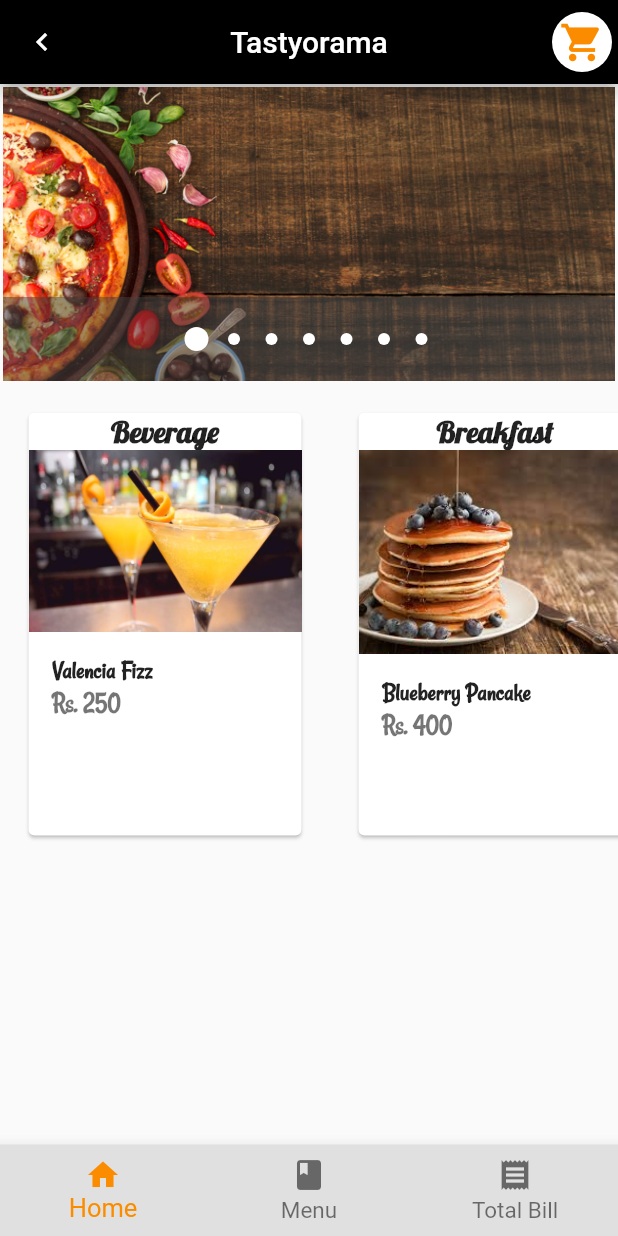
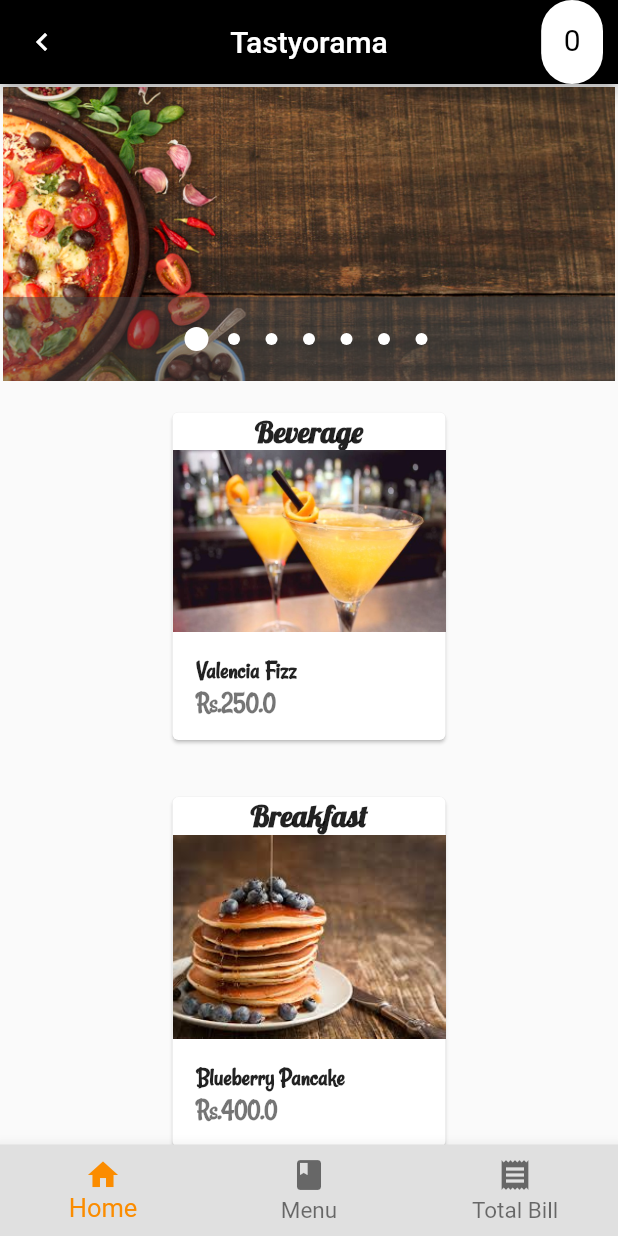
Before and after one commit to 20bvsa56/FYP, a Flutter app: the screen it shows after launch, after a tap on "Proceed", on a phone screen of 412 x 824 dp. Run offline on Flutter 3.47's test engine with Material 2 defaults, Android fonts, the phone set to English and light mode, and no system bars; drawn by our look-alikes of carousel_pro; our stand-ins replace rxdart; missing offline and left inert: bloc_pattern.

Commit message:
proper code settlement but listview left to do

```diff
--- /dev/null
+++ b/lib/Cart/specialFoodItem.dart
@@ -0,0 +1,70 @@
+import 'package:flutter/cupertino.dart';
+
+SpecialFoodItemList sfoodItemList= SpecialFoodItemList(specialFoodItems: [
+SpecialFoodItem(
+  sid: 1,
+  stitle:'Beverage',
+  sname:'Valencia Fizz',
+  sprice:'Rs.250.0',
+  simage:'images/ValenciaFizz.jpg',
+),
+SpecialFoodItem(
+  sid: 2,
+  stitle:'Breakfast',
+  sname:'Blueberry Pancake',
+  sprice:'Rs.400.0',
+  simage:'images/pancake.jpg',
+),
+SpecialFoodItem(
+  sid: 3,
+  stitle:'Lunch',
+  sname:'Bacon Double Cheeseburger Grilled Cheese Sandwich',
+  sprice:'Rs.320',
+  simage:'images/bacon_cheese.jpg',
+),
+SpecialFoodItem(
+  sid: 4,
+  stitle:'Dinner',
+  sname:'Nepali Thakali Khana Set',
+  sprice:'Rs.400',
+  simage:'images/thakali.jpg',
+),
+]);
+
+class SpecialFoodItemList{
+//single member variable
+List<SpecialFoodItem> specialFoodItems;
+
+SpecialFoodItemList({
+  @required this.specialFoodItems
+});
+}
+
+class SpecialFoodItem{
+  int sid;
+  String stitle;
+  String sname;
+  String sprice;
+  String simage;
+  int squantity;
+
+//creating constructor and initializing the variables.
+  SpecialFoodItem({
+    @required this.sid,
+    @required this.stitle,
+    @required this.sname,
+    @required this.sprice,
+    @required this.simage,
+
+    this.squantity=1//initializing quantity myself
+  });
+
+  //liberty to increase or decrease quantity
+  void specialIncrementQuantity(){
+    this.squantity=this.squantity + 1;
+  }
+
+  void specialDecrementQuantity(){
+    this.squantity=this.squantity - 1;
+  }
+}
--- a/lib/MenuGroup/appbar.dart
+++ b/lib/MenuGroup/appbar.dart
@@ -3,11 +3,30 @@ import 'package:flutter/material.dart';
 class MyAppBar extends AppBar{
   MyAppBar({Key key, Widget title, Widget leading}): super(key:key, title:title,  leading:leading, backgroundColor: Colors.black, centerTitle:true,
     actions:<Widget>[
-      new FloatingActionButton(
-        child: Icon(Icons.shopping_cart,color: Colors.orange[600], size: 30,),
-        backgroundColor: Colors.white,
-        mini: true,
-        onPressed: (){},
+      GestureDetector(
+        onTap: (){
+
+        },
+          child: Container(
+          margin: EdgeInsets.only(right:10),
+          child: Text('0',
+          style: TextStyle(
+            color:Colors.black,
+            fontSize: 20,
+          ) ),
+          padding: EdgeInsets.all(15),
+          decoration: BoxDecoration(
+            color: Colors.white,
+            borderRadius: BorderRadius.circular(50),
+          ),
+        ),
       ),
   ]);
 }
+
+      // new FloatingActionButton(
+      //   child: Icon(Icons.shopping_cart,color: Colors.orange[600], size: 30,),
+      //   backgroundColor: Colors.white,
+      //   mini: true,
+      //   onPressed: (){},
+      // ),
--- a/lib/Specials/specialcategory.dart
+++ b/lib/Specials/specialcategory.dart
@@ -1,4 +1,5 @@
 import 'package:flutter/material.dart';
+import 'package:menu_app/Cart/specialFoodItem.dart';
 import 'package:menu_app/MenuGroup/imagecarousel.dart';
 
 
@@ -19,11 +20,94 @@ class _SpecialCategoryState extends State<SpecialCategory> {
           children: <Widget>[
             ImageCarousel(),
             //searchBar(),
-            categories(),
+            // categories(),
+            for (var specialFoodItem in sfoodItemList.specialFoodItems)//loop through every food items present in the list
+              SpecialItemContainer(specialFoodItem : specialFoodItem)
+
           ],
         ),
       ),
     );
+  }
+}
+
+class SpecialItemContainer extends StatelessWidget {
+  //const SpecialItemContainer({Key key}) : super(key: key);
+  final SpecialFoodItem specialFoodItem;
+
+  SpecialItemContainer({@required this.specialFoodItem});
+  @override
+  Widget build(BuildContext context) {
+    return GestureDetector(
+      onTap: (){},
+      child: SpecialItems(
+        specialTitle: specialFoodItem.stitle,
+        specialName: specialFoodItem.sname,
+        specialImage: specialFoodItem.simage,
+        specialPrice: specialFoodItem.sprice,
+      ),
+    );
+  }
+}
+
+class SpecialItems extends StatelessWidget {
+  // const SpecialItems({Key key}) : super(key: key);
+
+  SpecialItems({
+    @required this.specialImage,
+    @required this.specialName,
+    @required this.specialPrice,
+    @required this.specialTitle,
+  });
+
+  final String specialTitle;
+  final String specialName;
+  final String specialImage;
+  final String specialPrice;
+
+  @override
+  Widget build(BuildContext context) {
+     return Container(
+              margin: EdgeInsets.all(10),
+              padding: EdgeInsets.all(5),
+              width: 200.0,
+
+               child: Card(
+                 child: Wrap(
+                   children: <Widget>[
+
+                    Center(child:Text(specialTitle,
+                     style:TextStyle(
+                          fontFamily: 'Lobster-Regular',
+                          fontWeight: FontWeight.bold,
+                          fontSize: 20.0,
+                       ),
+                      ),
+                     ),
+
+                     Image.asset(specialImage, fit: BoxFit.cover),
+
+                     ListTile(
+                       title: Text(specialName,
+                       style: TextStyle(
+                          fontFamily: 'Rancho-Regular',
+                          fontWeight: FontWeight.bold,
+                          fontSize: 17.0,
+                       ),
+                       ),
+                       subtitle: Text(specialPrice,
+                       style:TextStyle(
+                          fontFamily: 'Rancho-Regular',
+                          fontWeight: FontWeight.bold,
+                          fontSize: 18.0,
+                       ),
+                       ),
+
+                     ),
+                   ],
+                 ),
+               )
+            );
   }
 }
 
@@ -46,97 +130,58 @@ Widget searchBar(){
   );
 }
 
-class CategoryListItem  extends StatelessWidget {
-  //creating member variables
-  final String categoryTitle;
-  final String categoryImage;
-  final String categoryName;
-  final String categoryPrice;
+// class CategoryListItem  extends StatelessWidget {
+//   //creating member variables
+//   final String categoryTitle;
+//   final String categoryImage;
+//   final String categoryName;
+//   final String categoryPrice;
 
 
-    CategoryListItem({
-     this.categoryName,
-     this.categoryImage,
-     this.categoryPrice,
-     this.categoryTitle,
+//     CategoryListItem({
+//      this.categoryName,
+//      this.categoryImage,
+//      this.categoryPrice,
+//      this.categoryTitle,
 
-  });
+//   });
 
-  @override
-  Widget build(BuildContext context) {
-    return Container(
-              margin: EdgeInsets.all(10),
-              padding: EdgeInsets.all(5),
-              width: 200.0,
-               child: Card(
-                 child: Wrap(
-                   children: <Widget>[
-                    Center(child:Text(categoryTitle,
-                     style:TextStyle(
-                          fontFamily: 'Lobster-Regular',
-                          fontWeight: FontWeight.bold,
-                          fontSize: 20.0,
-                       ),
-                      ),
-                     ),
+//   @override
+//   Widget build(BuildContext context) {
 
-                     Image.asset(categoryImage, fit: BoxFit.cover),
+// }
 
-                     ListTile(
-                       title: Text(categoryName,
-                       style: TextStyle(
-                          fontFamily: 'Rancho-Regular',
-                          fontWeight: FontWeight.bold,
-                          fontSize: 17.0,
-                       ),
-                       ),
-                       subtitle: Text(categoryPrice,
-                       style:TextStyle(
-                          fontFamily: 'Rancho-Regular',
-                          fontWeight: FontWeight.bold,
-                          fontSize: 18.0,
-                       ),
-                       ),
-
-                     ),
-                   ],
-                 ),
-               )
-            );
-  }
-}
-
-Widget categories(){
-  return Container(
-    height: 320,
-    child: ListView(
-      scrollDirection: Axis.horizontal,
-      children:<Widget>[
-        CategoryListItem(//custom widget
-          categoryTitle: 'Beverage',
-          categoryName: 'Valencia Fizz',
-          categoryPrice: 'Rs. 250',
-          categoryImage: 'images/ValenciaFizz.jpg',
-        ),
-        CategoryListItem(
-          categoryTitle: 'Breakfast',
-          categoryName: 'Blueberry Pancake',
-          categoryPrice: 'Rs. 400',
-          categoryImage: 'images/pancake.jpg',
-        ),
-         CategoryListItem(//custom widget
-          categoryTitle: 'Lunch',
-          categoryName: 'Bacon Double Cheeseburger Grilled Cheese Sandwich',
-          categoryPrice: 'Rs. 320',
-          categoryImage: 'images/bacon_cheese.jpg',
-        ),
-         CategoryListItem(//custom widget
-          categoryTitle: 'Dinner',
-          categoryName: 'Nepali Thakali Khana Set',
-          categoryPrice: 'Rs. 400',
-          categoryImage: 'images/thakali.jpg',
-        ),
-      ],
-    ),
-  );
-}
+// Widget categories(){
+//   return Container(
+//     height: 320,
+//     child: ListView(
+//       scrollDirection: Axis.horizontal,
+//       children:<Widget>[
+//         CategoryListItem(//custom widget
+//           categoryTitle: 'Beverage',
+//           categoryName: 'Valencia Fizz',
+//           categoryPrice: 'Rs. 250',
+//           categoryImage: 'images/ValenciaFizz.jpg',
+//         ),
+//         CategoryListItem(
+//           categoryTitle: 'Breakfast',
+//           categoryName: 'Blueberry Pancake',
+//           categoryPrice: 'Rs. 400',
+//           categoryImage: 'images/pancake.jpg',
+//         ),
+//          CategoryListItem(//custom widget
+//           categoryTitle: 'Lunch',
+//           categoryName: 'Bacon Double Cheeseburger Grilled Cheese Sandwich',
+//           categoryPrice: 'Rs. 320',
+//           categoryImage: 'images/bacon_cheese.jpg',
+//         ),
+//          CategoryListItem(//custom widget
+//           categoryTitle: 'Dinner',
+//           categoryName: 'Nepali Thakali Khana Set',
+//           categoryPrice: 'Rs. 400',
+//           categoryImage: 'images/thakali.jpg',
+//         ),
+//       ],
+//     ),
+//   );
+// }
--- a/lib/bloc/cartListBloc.dart
+++ b/lib/bloc/cartListBloc.dart
@@ -7,7 +7,7 @@ import 'package:rxdart/rxdart.dart'; // adds additional capabilities to Dart Str
 class CartListBloc extends BlocBase{
   CartListBloc();
 
-  CartProvider provider= CartProvider();
+  CartProvider provider= CartProvider();//initalizing cart provider class
   var _listController = BehaviorSubject<List<FoodItem>>.seeded([]);//default starting value for the stream
   //output
   Stream<List<FoodItem>> get listStream => _listController.stream;
@@ -21,6 +21,7 @@ addToList(FoodItem foodItem){
   listSink.add(provider.addToList(foodItem));
 }
 
+//method to remove food items from the list
 removeFromList(FoodItem foodItem){
   listSink.add(provider.removeFromList(foodItem));
 }
--- a/lib/bloc/provider.dart
+++ b/lib/bloc/provider.dart
@@ -2,15 +2,17 @@ import 'package:menu_app/Cart/foodItem.dart';
 
 
 class CartProvider{
-  List <FoodItem> foodItems =[];
+  List <FoodItem> foodItems =[]; //creating list of FoodItem and initializing with empty list.
 
+  //now adding received food items to the list initalized above.
   List<FoodItem> addToList(FoodItem foodItem){
     foodItems.add(foodItem);
-    return foodItems;
+    return foodItems; // return newly updated list
   }
 
+  //now removing food items from the list.
   List<FoodItem> removeFromList(FoodItem foodItem){
     foodItems.remove(foodItem);
-    return foodItems;
+    return foodItems;// return newly updated list
   }
 }
--- /dev/null
+++ b/lib/specialbloc/specialCartListBloc.dart
@@ -0,0 +1,36 @@
+import 'dart:async';
+import 'package:bloc_pattern/bloc_pattern.dart';
+import 'package:menu_app/Cart/specialFoodItem.dart';
+import 'package:menu_app/specialbloc/specialProvider.dart';
+import 'package:rxdart/rxdart.dart'; // adds additional capabilities to Dart Streams and StreamControllers.
+
+class SpecialCartListBloc extends BlocBase{
+  SpecialCartListBloc();
+
+  SpecialCartProvider specialProvider= SpecialCartProvider();//initalizing special cart provider class
+  var _listController = BehaviorSubject<List<SpecialFoodItem>>.seeded([]);//default starting value for the stream
+  //output
+  Stream<List<SpecialFoodItem>> get listStream => _listController.stream;
+  //input
+  Sink<List<SpecialFoodItem>> get listSink => _listController.sink;
+
+//business logic
+
+//method to add food items to the list
+addToList(SpecialFoodItem specialFoodItem){
+  listSink.add(specialProvider .addToList(specialFoodItem));
+}
+
+//method to remove food items from the list
+removeFromList(SpecialFoodItem specialFoodItem){
+  listSink.add(specialProvider.removeFromList(specialFoodItem));
+}
+
+//dispose will be called automatically by closing its streams
+@override
+void dispose(){
+  _listController.close();
+  super.dispose();
+}
+
+}
--- /dev/null
+++ b/lib/specialbloc/specialProvider.dart
@@ -0,0 +1,18 @@
+import 'package:menu_app/Cart/specialFoodItem.dart';
+
+
+class SpecialCartProvider{
+  List <SpecialFoodItem> specialFoodItems =[]; //creating list of SpecialFoodItem and initializing with empty list.
+
+  //now adding received food items to the list initalized above.
+  List<SpecialFoodItem> addToList(SpecialFoodItem specialFoodItem){
+    specialFoodItems.add(specialFoodItem);
+    return specialFoodItems; // return newly updated list
+  }
+
+  //now removing food items from the list.
+  List<SpecialFoodItem> removeFromList(SpecialFoodItem specialFoodItem){
+    specialFoodItems.remove(specialFoodItem);
+    return specialFoodItems;// return newly updated list
+  }
+}
--- a/pubspec.yaml
+++ b/pubspec.yaml
@@ -14,7 +14,7 @@ description: A new Flutter project.
 version: 1.0.0+1
 
 environment:
-  sdk: ">=2.1.0 <3.0.0"
+  sdk: ">=2.2.2 <3.0.0"
 
 dependencies:
   carousel_pro: ^1.0.0
```
